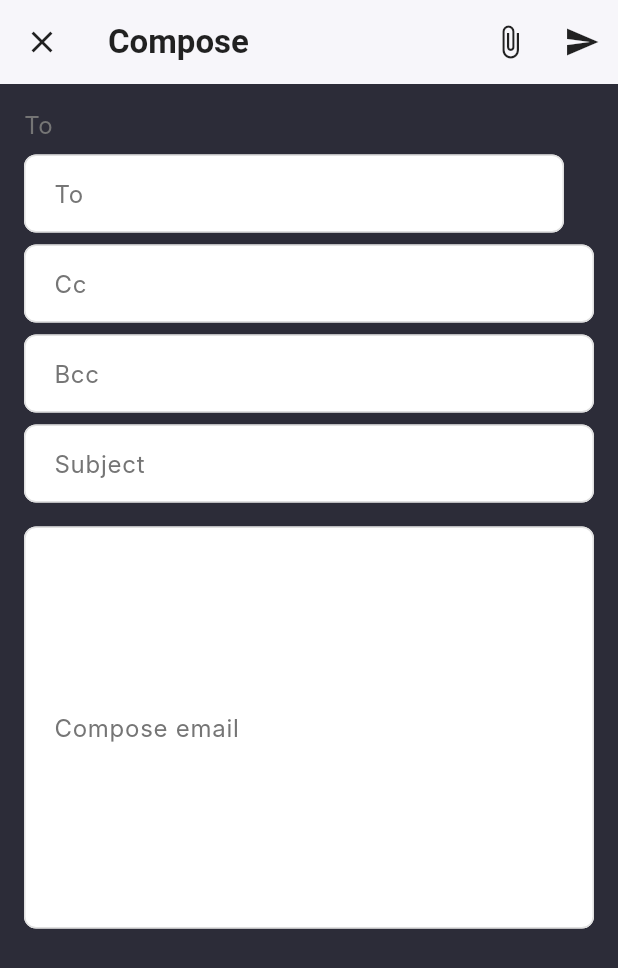
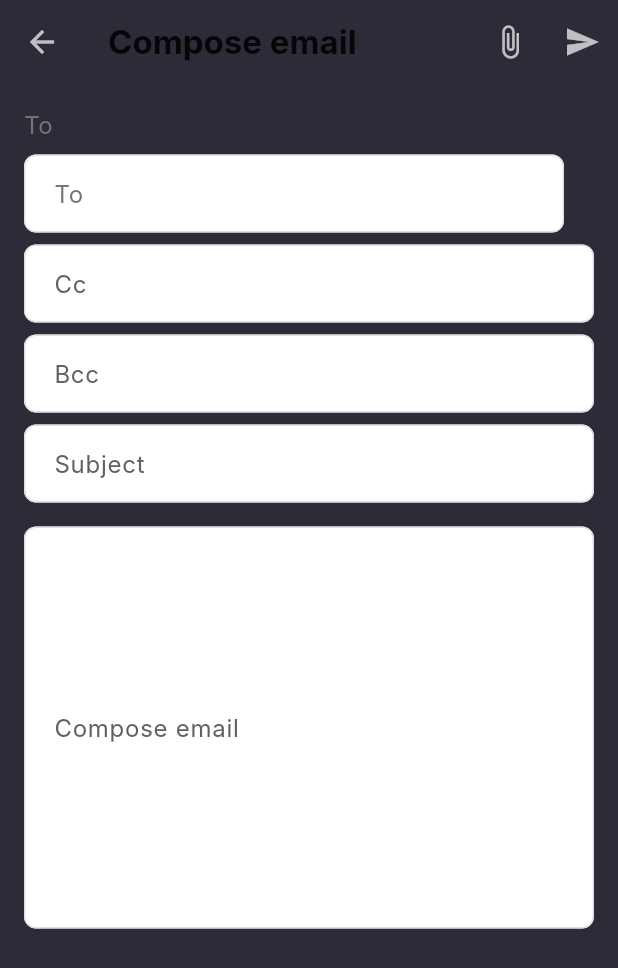
Before and after one commit to Yahaik4/Email_SourceCode_Frontend, a Flutter app: the ComposeMailPage screen opened directly, on a phone screen of 412 x 824 dp. Shown: the top 968 px of the screen. Run offline on Flutter 3.47's test engine with Material 3 defaults, Android fonts, the light colour scheme and no system bars; our stand-ins replace device_info_plus, firebase_auth, firebase_core, firebase_messaging, get_storage, image_picker and 3 more; missing offline and left inert: universal_html; accounts and stored records are empty; Roboto replaces fonts that are missing (Inter).

Commit message:
compose mail update v3

```diff
--- a/lib/presentation/pages/home/compose_mail_page.dart
+++ b/lib/presentation/pages/home/compose_mail_page.dart
@@ -28,22 +28,18 @@ class _ComposeMailPageState extends State<ComposeMailPage> {
   }
 
   void _sendMail() {
-    // TODO: Implement send mail logic
     ScaffoldMessenger.of(context).showSnackBar(
       const SnackBar(content: Text('Email sent (demo)')),
     );
   }
 
   void _attachFile() {
-    // TODO: Implement attach file logic
     ScaffoldMessenger.of(context).showSnackBar(
       const SnackBar(content: Text('Attachment feature (demo)')),
     );
   }
 
-  // Mock function to get email suggestions
   List<String> _getEmailSuggestions(String query) {
-    // TODO: Replace with actual API call
     final mockEmails = [
       'john.doe@gmail.com',
       'jane.smith@yahoo.com',
@@ -65,29 +61,54 @@ class _ComposeMailPageState extends State<ComposeMailPage> {
   @override
   Widget build(BuildContext context) {
     final isDark = Theme.of(context).brightness == Brightness.dark;
-    final iconColor = isDark ? Colors.white : Colors.black87;
+    final fillColor = isDark ? const Color(0xFF23232B) : Colors.white;
+    final borderColor = isDark ? Colors.grey.shade700 : Colors.grey.shade300;
+    final focusColor = const Color(0xFF9146FF);
+    final border = OutlineInputBorder(
+      borderRadius: BorderRadius.circular(8),
+      borderSide: BorderSide(color: borderColor),
+    );
+    final focusedBorder = OutlineInputBorder(
+      borderRadius: BorderRadius.circular(8),
+      borderSide: BorderSide(color: focusColor, width: 2),
+    );
+    final labelStyle = TextStyle(
+      color: isDark ? Colors.white70 : Colors.grey.shade700,
+      fontFamily: 'Inter',
+    );
+    final textStyle = TextStyle(
+      color: isDark ? Colors.white : Colors.black87,
+      fontFamily: 'Inter',
+    );
+    final contentPadding = const EdgeInsets.symmetric(vertical: 14, horizontal: 16);
+
     return Scaffold(
       appBar: AppBar(
-        backgroundColor: isDark ? Colors.grey[900] : Colors.white,
-        elevation: 1,
-        leading: IconButton(
-          icon: Icon(Icons.close, color: iconColor),
-          onPressed: () => Navigator.of(context).pop(),
+        backgroundColor: Theme.of(context).scaffoldBackgroundColor,
+        iconTheme: IconThemeData(
+          color: isDark ? Colors.white : Colors.black87,
         ),
-        title: Text('Compose', style: TextStyle(color: iconColor)),
+        title: Text(
+          'Compose email',
+          style: TextStyle(
+            color: isDark ? Colors.white : Colors.black87,
+            fontWeight: FontWeight.bold,
+            fontSize: 22,
+            fontFamily: 'Inter',
+          ),
+        ),
         actions: [
           IconButton(
-            icon: Icon(Icons.attach_file, color: iconColor),
+            icon: const Icon(Icons.attach_file),
             onPressed: _attachFile,
-            tooltip: 'Attach',
+            tooltip: 'Attachments',
           ),
           IconButton(
-            icon: Icon(Icons.send, color: iconColor),
+            icon: const Icon(Icons.send),
             onPressed: _sendMail,
             tooltip: 'Send',
           ),
         ],
-        iconTheme: IconThemeData(color: iconColor),
       ),
       body: Padding(
         padding: const EdgeInsets.all(16.0),
@@ -97,36 +118,26 @@ class _ComposeMailPageState extends State<ComposeMailPage> {
             children: [
               _buildRecipientField(),
               const SizedBox(height: 8),
-              _buildTextField('Cc', ccController),
+              _buildTextField('Cc', ccController, fillColor, border, focusedBorder, labelStyle, textStyle, contentPadding),
               const SizedBox(height: 8),
-              _buildTextField('Bcc', bccController),
+              _buildTextField('Bcc', bccController, fillColor, border, focusedBorder, labelStyle, textStyle, contentPadding),
               const SizedBox(height: 8),
-              _buildTextField('Subject', subjectController),
+              _buildTextField('Subject', subjectController, fillColor, border, focusedBorder, labelStyle, textStyle, contentPadding),
               const SizedBox(height: 16),
               TextField(
                 controller: bodyController,
                 maxLines: 10,
-                style: TextStyle(color: Theme.of(context).brightness == Brightness.dark ? Colors.white : Colors.black87, fontFamily: 'Inter'),
                 decoration: InputDecoration(
                   labelText: 'Compose email',
-                  labelStyle: TextStyle(color: Theme.of(context).brightness == Brightness.dark ? Colors.grey.shade500 : Colors.grey.shade600, fontFamily: 'Inter'),
-                  hintStyle: TextStyle(color: Theme.of(context).brightness == Brightness.dark ? Colors.grey.shade500 : Colors.grey.shade600, fontFamily: 'Inter'),
-                  border: OutlineInputBorder(
-                    borderRadius: BorderRadius.circular(8),
-                    borderSide: BorderSide(color: Theme.of(context).brightness == Brightness.dark ? Colors.grey.shade700 : Colors.grey.shade300),
-                  ),
-                  enabledBorder: OutlineInputBorder(
-                    borderRadius: BorderRadius.circular(8),
-                    borderSide: BorderSide(color: Theme.of(context).brightness == Brightness.dark ? Colors.grey.shade700 : Colors.grey.shade300),
-                  ),
-                  focusedBorder: OutlineInputBorder(
-                    borderRadius: BorderRadius.circular(8),
-                    borderSide: const BorderSide(color: Color(0xFF9146FF), width: 2),
-                  ),
+                  border: border,
+                  enabledBorder: border,
+                  focusedBorder: focusedBorder,
                   filled: true,
-                  fillColor: Theme.of(context).brightness == Brightness.dark ? const Color(0xFF1A1A2E) : Colors.white,
-                  contentPadding: const EdgeInsets.symmetric(horizontal: 16, vertical: 14),
+                  fillColor: isDark ? Color(0xFF23232B) : Colors.white,
+                  labelStyle: labelStyle,
+                  contentPadding: contentPadding,
                 ),
+                style: textStyle,
               ),
             ],
           ),
@@ -140,9 +151,10 @@ class _ComposeMailPageState extends State<ComposeMailPage> {
     final labelColor = isDark ? Colors.grey.shade500 : Colors.grey.shade600;
     final borderColor = isDark ? Colors.grey.shade700 : Colors.grey.shade300;
     final focusColor = const Color(0xFF9146FF);
-    final fillColor = isDark ? const Color(0xFF1A1A2E) : Colors.white;
+    final fillColor = isDark ? const Color(0xFF23232B) : Colors.white;
     final textColor = isDark ? Colors.white : Colors.black87;
     double inputWidth = 360;
+
     return Column(
       crossAxisAlignment: CrossAxisAlignment.start,
       children: [
@@ -266,36 +278,29 @@ class _ComposeMailPageState extends State<ComposeMailPage> {
     );
   }
 
-  Widget _buildTextField(String label, TextEditingController controller) {
-    final isDark = Theme.of(context).brightness == Brightness.dark;
-    final labelColor = isDark ? Colors.grey.shade500 : Colors.grey.shade600;
-    final borderColor = isDark ? Colors.grey.shade700 : Colors.grey.shade300;
-    final focusColor = const Color(0xFF9146FF);
-    final fillColor = isDark ? const Color(0xFF1A1A2E) : Colors.white;
-    final textColor = isDark ? Colors.white : Colors.black87;
+  Widget _buildTextField(
+    String label,
+    TextEditingController controller,
+    Color? fillColor,
+    OutlineInputBorder border,
+    OutlineInputBorder focusedBorder,
+    TextStyle labelStyle,
+    TextStyle textStyle,
+    EdgeInsets contentPadding,
+  ) {
     return TextField(
       controller: controller,
-      style: TextStyle(color: textColor, fontFamily: 'Inter'),
       decoration: InputDecoration(
         labelText: label,
-        labelStyle: TextStyle(color: labelColor, fontFamily: 'Inter'),
-        hintStyle: TextStyle(color: labelColor, fontFamily: 'Inter'),
-        border: OutlineInputBorder(
-          borderRadius: BorderRadius.circular(8),
-          borderSide: BorderSide(color: borderColor),
-        ),
-        enabledBorder: OutlineInputBorder(
-          borderRadius: BorderRadius.circular(8),
-          borderSide: BorderSide(color: borderColor),
-        ),
-        focusedBorder: OutlineInputBorder(
-          borderRadius: BorderRadius.circular(8),
-          borderSide: BorderSide(color: focusColor, width: 2),
-        ),
+        border: border,
+        enabledBorder: border,
+        focusedBorder: focusedBorder,
         filled: true,
         fillColor: fillColor,
-        contentPadding: const EdgeInsets.symmetric(horizontal: 16, vertical: 14),
+        labelStyle: labelStyle,
+        contentPadding: contentPadding,
       ),
+      style: textStyle,
     );
   }
 }
```
